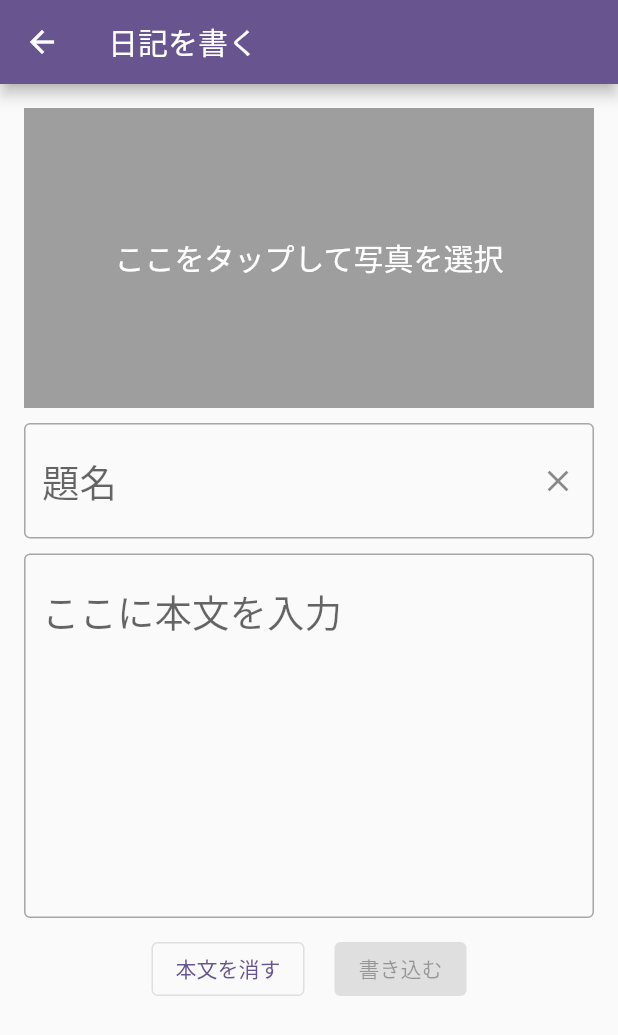
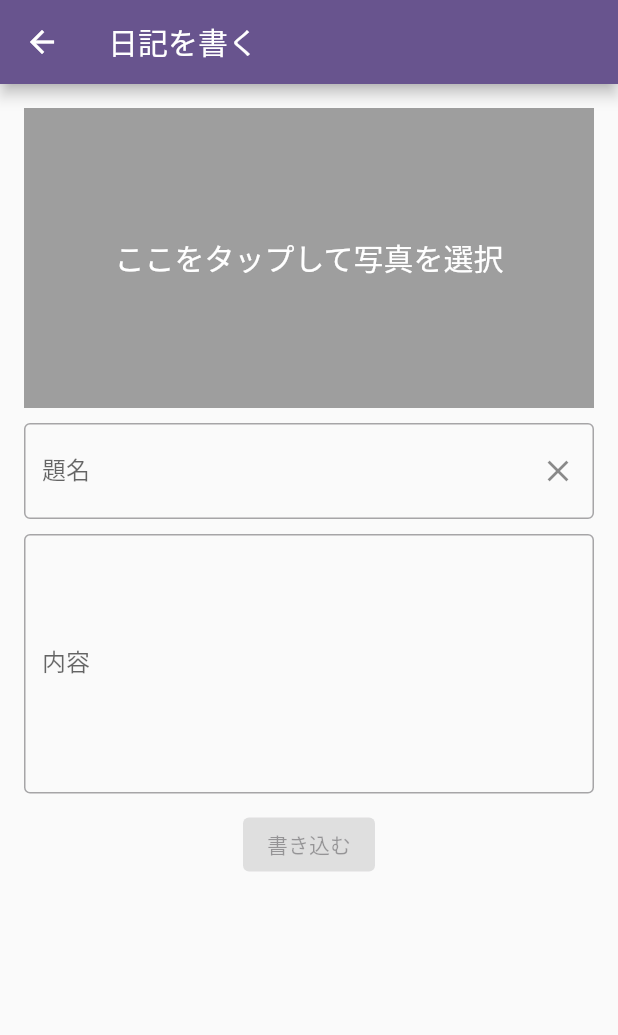
Before and after one commit to momomo0420-lab/image_diary, a Flutter app: the AddPageScreen screen opened by its route, on a phone screen of 412 x 824 dp. Shown: the top 1035 px of the screen. Run offline on Flutter 3.47's test engine with Material 2 defaults, Android fonts, the phone set to English and light mode, and no system bars; drawn by our look-alikes of loader_overlay; our stand-ins replace cloud_firestore, firebase_core, firebase_storage, flutter_hooks, flutter_riverpod, freezed_annotation and 3 more; accounts and stored records are empty; generated files the repository leaves out were written again.

Commit message:
The widget has been split.

```diff
--- a/lib/ui/add_page/add_page_body.dart
+++ b/lib/ui/add_page/add_page_body.dart
@@ -1,14 +1,14 @@
-import 'dart:io';
-
 import 'package:flutter/material.dart';
-import 'package:flutter_hooks/flutter_hooks.dart';
-import 'package:hooks_riverpod/hooks_riverpod.dart';
+import 'package:flutter_riverpod/flutter_riverpod.dart';
 import 'package:image_diary/ui/add_page/add_page_view_model.dart';
-import 'package:image_diary/ui/add_page/add_page_view_model_state.dart';
+import 'package:image_diary/ui/widget/image_container.dart';
+import 'package:image_diary/ui/widget/multiple_lines_text_field.dart';
+import 'package:image_diary/ui/widget/one_line_text_field.dart';
 import 'package:loader_overlay/loader_overlay.dart';
 
+
 /// ページ追加用スクリーンのメイン
-class AddPageBody extends HookConsumerWidget {
+class AddPageBody extends ConsumerWidget {
   final Function() _onWritingButtonPressed;
 
   /// コンストラクタ
@@ -23,45 +23,33 @@ class AddPageBody extends HookConsumerWidget {
     final viewModel = ref.read(addPageViewModelProvider.notifier);
     final state = ref.watch(addPageViewModelProvider);
 
-    final titleController = useTextEditingController(text: '');
-    final contentController = useTextEditingController(text: '');
-
-    return SingleChildScrollView(
-      child: Center(
-        child: Column(
+    return Column(
       children: [
-            _buildImageContainer(
-              state: state,
-              viewModel: viewModel,
+        ImageContainer(
+          image: state.image,
+          onTap: () => viewModel.pickImage(),
         ),
         const SizedBox(height: 10),
 
-            _buildTitleTextField(
-              controller: titleController,
+        // 題名の入力フォーム
+        OneLineTextField(
+          label: '題名',
+          hint: 'ここに題名を入力してください。',
           onChanged: (title) => viewModel.setTitle(title),
           onClear: () => viewModel.setTitle(''),
         ),
         const SizedBox(height: 10),
 
-            _buildContentTextField(
-              controller: contentController,
+        // 内容の入力フォーム
+        MultipleLinesTextField(
+          label: '内容',
+          hint: 'ここに内容を入力してください。',
           onChanged: (content) => viewModel.setContent(content),
         ),
         const SizedBox(height: 10),
 
-            Row(
-              mainAxisAlignment: MainAxisAlignment.center,
-              children: [
-                OutlinedButton(
-                    onPressed: () {
-                      contentController.clear();
-                      viewModel.setContent('');
-                    },
-                    child: const Text('本文を消す'),
-                ),
-                const SizedBox(width: 20,),
-
-                ElevatedButton(
+        Center(
+          child: ElevatedButton(
             onPressed: !viewModel.isWritable() ? null :
               () => viewModel.addPage(
                 onLoading: () => context.loaderOverlay.show(),
@@ -72,113 +60,7 @@ class AddPageBody extends HookConsumerWidget {
               ),
             child: const Text('書き込む'),
           ),
-              ],
         )
-          ],
-        ),
-      ),
-    );
-  }
-
-  /// 画像用コンテナを読み込む
-  ///
-  /// @return 画像用コンテナ
-  Widget _buildImageContainer({
-    required AddPageViewModelState state,
-    required AddPageViewModel viewModel,
-  }) {
-    return InkWell(
-      onTap: () => viewModel.pickImage(),
-      child: Container(
-        height: 200,
-        width: double.infinity,
-        color: Colors.grey,
-        child: _buildImageContainerDetail(state),
-      ),
-    );
-  }
-
-  Widget _buildImageContainerDetail(
-    AddPageViewModelState state
-  ) {
-    final image = state.image;
-    if(image != null) {
-      return Image.file(File(image.path));
-    }
-
-    return const Center(
-        child: Text('ここをタップして写真を選択',
-          style: TextStyle(
-            color: Colors.white,
-            fontSize: 20,
-          ),
-        )
-    );
-  }
-
-  /// タイトル入力フォームを読み込む
-  ///
-  /// @return タイトル入力フォーム
-  Widget _buildTitleTextField({
-    required TextEditingController controller,
-    Function(String title)? onChanged,
-    Function()? onClear,
-  }) {
-    return Row(
-      children: [
-        Expanded(
-          child: TextFormField(
-            style: const TextStyle(fontSize: 25),
-            textAlign: TextAlign.start,
-            controller: controller,
-            keyboardType: TextInputType.text,
-            decoration: InputDecoration(
-              hintText: '題名',
-              border: const OutlineInputBorder(),
-              suffixIcon: IconButton(
-                onPressed: () {
-                  controller.clear();
-                  if(onClear != null) onClear();
-                },
-                icon: const Icon(Icons.clear),
-              ),
-            ),
-            onChanged: (title) {
-              if(onChanged != null) onChanged(title);
-            },
-          ),
-        ),
-      ],
-    );
-  }
-
-  /// 本文入力フォームの読み込み
-  ///
-  /// @return 本文入力フォーム
-  Widget _buildContentTextField({
-    required TextEditingController controller,
-    Function(String title)? onChanged,
-  }) {
-    return Row(
-      children: [
-        Expanded(
-          child: TextFormField(
-            style: const TextStyle(
-              fontSize: 25
-            ),
-            textAlign: TextAlign.start,
-            controller: controller,
-            maxLines: 7,
-            keyboardType: TextInputType.multiline,
-            decoration: const InputDecoration(
-              hintText: 'ここに本文を入力',
-              border: OutlineInputBorder(),
-            ),
-            onChanged: (content) {
-              if(onChanged != null) onChanged(content);
-            },
-          ),
-        ),
       ],
     );
   }
--- a/lib/ui/add_page/add_page_screen.dart
+++ b/lib/ui/add_page/add_page_screen.dart
@@ -14,13 +14,13 @@ class AddPageScreen extends ConsumerWidget {
     required Function() navigateToNextScreen,
   }): _navigateToNextScreen = navigateToNextScreen;
 
-
   /// メイン
   @override
   Widget build(BuildContext context, WidgetRef ref) {
     return Scaffold(
       appBar: AppBar(title: const Text('日記を書く')),
-      body: Padding(
+      body: SingleChildScrollView(
+        child: Padding(
           padding: const EdgeInsets.all(16.0),
           child: AddPageBody(
             onWritingButtonPressed: () {
@@ -30,6 +30,7 @@ class AddPageScreen extends ConsumerWidget {
             },
           ),
         ),
+      ),
     );
   }
 }
--- a/lib/ui/show_detail_page/show_detail_page_body.dart
+++ b/lib/ui/show_detail_page/show_detail_page_body.dart
@@ -22,7 +22,6 @@ class ShowDetailPageBody extends ConsumerWidget {
     final viewModel = ref.read(showDetailPageViewModelProvider(_page).notifier);
 
     return SingleChildScrollView(
-      child: Center(
       child: Column(
         children: [
           Image.file(
@@ -40,7 +39,6 @@ class ShowDetailPageBody extends ConsumerWidget {
           Text(_page.content, style: const TextStyle(fontSize: 30)),
           const SizedBox(height: 16,),
         ],
-        )
       ),
     );
   }
--- a/lib/ui/show_page_list/show_page_list_body.dart
+++ b/lib/ui/show_page_list/show_page_list_body.dart
@@ -1,9 +1,8 @@
-import 'dart:io';
-
 import 'package:flutter/material.dart';
 import 'package:flutter_riverpod/flutter_riverpod.dart';
 import 'package:image_diary/model/page_model.dart';
 import 'package:image_diary/ui/show_page_list/show_page_list_view_model.dart';
+import 'package:image_diary/ui/widget/diary_card.dart';
 import 'package:loader_overlay/loader_overlay.dart';
 
 /// 日記ページリスト表示画面のメイン
@@ -34,7 +33,10 @@ class ShowPageListBody extends ConsumerWidget {
     List<Widget> diaryPageCardList = [];
     for(var page in state.pageList!) {
       diaryPageCardList.add(
-          _buildDiaryCard(page)
+          DiaryCard(
+            page: page,
+            onTap: (page) => _onPageCard(page),
+          )
       );
     }
 
@@ -45,45 +47,4 @@ class ShowPageListBody extends ConsumerWidget {
       itemBuilder: (context, index) => diaryPageCardList[index],
     );
   }
-
-  /// 日記のページをカード化して読み込む
-  ///
-  /// @param  日記のページ用データ
-  /// @return カード化した日記のページ
-  Widget _buildDiaryCard(PageModel page) {
-    return Padding(
-      padding: const EdgeInsets.all(16),
-      child: SizedBox(
-        height: 280,
-        child: Card(
-          clipBehavior: Clip.antiAlias,
-          shape: RoundedRectangleBorder(
-            borderRadius: BorderRadius.circular(24),
-          ),
-
-          child: InkWell(
-            splashColor: Colors.blue.withAlpha(30),
-            onTap: () => _onPageCard(page),
-            child: Column(
-              children: [
-                Image.file(
-                  File(page.imagePath),
-                  height: 200,
-                  width: double.infinity,
-                  fit: BoxFit.cover,
-                ),
-                Padding(
-                  padding: const EdgeInsets.all(20),
-                  child: Text(
-                    page.getFormattedDate(),
-                    style: const TextStyle(fontSize: 20),
-                  ),
-                )
-              ],
-            ),
-          )
-        ),
-      ),
-    );
-  }
 }
--- a/lib/ui/show_page_list/show_page_list_screen.dart
+++ b/lib/ui/show_page_list/show_page_list_screen.dart
@@ -29,9 +29,7 @@ class ShowPageListScreen extends StatelessWidget {
         onPageCard: (page) => _navigateToShowDetailPage(page),
       ),
       floatingActionButton: FloatingActionButton(
-        onPressed: () {
-          _navigateToAddPage();
-        },
+        onPressed: () => _navigateToAddPage(),
         child: const Icon(Icons.add),
       ),
     );
--- /dev/null
+++ b/lib/ui/widget/diary_card.dart
@@ -0,0 +1,56 @@
+import 'dart:io';
+
+import 'package:flutter/material.dart';
+import 'package:image_diary/model/page_model.dart';
+
+class DiaryCard extends StatelessWidget {
+  final PageModel _page;
+  final Function(PageModel)? _onTap;
+
+  const DiaryCard({
+    super.key,
+    required PageModel page,
+    Function(PageModel page)? onTap,
+  }): _page = page,
+        _onTap = onTap;
+
+  @override
+  Widget build(BuildContext context) {
+    return Padding(
+      padding: const EdgeInsets.all(16.0),
+      child: SizedBox(
+        height: 280,
+        child: Card(
+          clipBehavior: Clip.antiAlias,
+          shape: RoundedRectangleBorder(
+            borderRadius: BorderRadius.circular(24),
+          ),
+
+          child: InkWell(
+            splashColor: Colors.blue.withAlpha(30),
+            onTap: () {
+              if(_onTap != null) _onTap!(_page);
+            },
+            child: Column(
+              children: [
+                Image.file(
+                  File(_page.imagePath),
+                  height: 200,
+                  width: double.infinity,
+                  fit: BoxFit.cover,
+                ),
+                Padding(
+                  padding: const EdgeInsets.all(20),
+                  child: Text(
+                    _page.getFormattedDate(),
+                    style: const TextStyle(fontSize: 20),
+                  ),
+                )
+              ],
+            ),
+          )
+        ),
+      ),
+    );
+  }
+}
--- /dev/null
+++ b/lib/ui/widget/image_container.dart
@@ -0,0 +1,44 @@
+import 'dart:io';
+
+import 'package:flutter/material.dart';
+import 'package:image_picker/image_picker.dart';
+
+class ImageContainer extends StatelessWidget {
+  final XFile? _image;
+  final Function()? _onTap;
+
+  const ImageContainer({
+    super.key,
+    XFile? image,
+    Function()? onTap,
+  }): _image = image,
+        _onTap = onTap;
+
+  @override
+  Widget build(BuildContext context) {
+    return InkWell(
+      onTap: _onTap,
+      child: Container(
+        height: 200,
+        width: double.infinity,
+        color: Colors.grey,
+        child: _buildImageContainerDetail(),
+      ),
+    );
+  }
+
+  Widget _buildImageContainerDetail() {
+    if(_image != null) {
+      return Image.file(File(_image!.path));
+    }
+
+    return const Center(
+        child: Text('ここをタップして写真を選択',
+          style: TextStyle(
+            color: Colors.white,
+            fontSize: 20,
+          ),
+        )
+    );
+  }
+}
--- /dev/null
+++ b/lib/ui/widget/multiple_lines_text_field.dart
@@ -0,0 +1,40 @@
+import 'package:flutter/material.dart';
+import 'package:flutter_hooks/flutter_hooks.dart';
+
+class MultipleLinesTextField extends HookWidget {
+  final String? _initText;
+  final String? _label;
+  final String? _hint;
+  final Function(String)? _onChanged;
+
+  const MultipleLinesTextField({
+    super.key,
+    String? initText,
+    String? label,
+    String? hint,
+    Function(String value)? onChanged,
+    Function()? onClear,
+  }): _initText = initText,
+        _label = label,
+        _hint = hint,
+        _onChanged = onChanged;
+
+  @override
+  Widget build(BuildContext context) {
+    final controller = useTextEditingController(text: _initText);
+
+    return TextFormField(
+      // style: const TextStyle(fontSize: 25),
+      textAlign: TextAlign.start,
+      controller: controller,
+      maxLines: 7,
+      keyboardType: TextInputType.multiline,
+      decoration: InputDecoration(
+        labelText: _label,
+        hintText: _hint,
+        border: const OutlineInputBorder(),
+      ),
+      onChanged: _onChanged,
+    );
+  }
+}
--- /dev/null
+++ b/lib/ui/widget/one_line_text_field.dart
@@ -0,0 +1,48 @@
+import 'package:flutter/material.dart';
+import 'package:flutter_hooks/flutter_hooks.dart';
+
+class OneLineTextField extends HookWidget {
+  final String? _initText;
+  final String? _label;
+  final String? _hint;
+  final Function(String)? _onChanged;
+  final Function()? _onClear;
+
+  const OneLineTextField({
+    super.key,
+    String? initText,
+    String? label,
+    String? hint,
+    Function(String value)? onChanged,
+    Function()? onClear,
+  }): _initText = initText,
+        _label = label,
+        _hint = hint,
+        _onChanged = onChanged,
+        _onClear = onClear;
+
+  @override
+  Widget build(BuildContext context) {
+    final controller = useTextEditingController(text: _initText);
+
+    return TextFormField(
+      // style: const TextStyle(fontSize: 25),
+      textAlign: TextAlign.start,
+      controller: controller,
+      keyboardType: TextInputType.text,
+      decoration: InputDecoration(
+        labelText: _label,
+        hintText: _hint,
+        border: const OutlineInputBorder(),
+        suffixIcon: IconButton(
+          onPressed: () {
+            controller.clear();
+            if(_onClear != null) _onClear!();
+          },
+          icon: const Icon(Icons.clear),
+        ),
+      ),
+      onChanged: _onChanged,
+    );
+  }
+}
```
Lines whose indentation alone changed are shown as unchanged.
